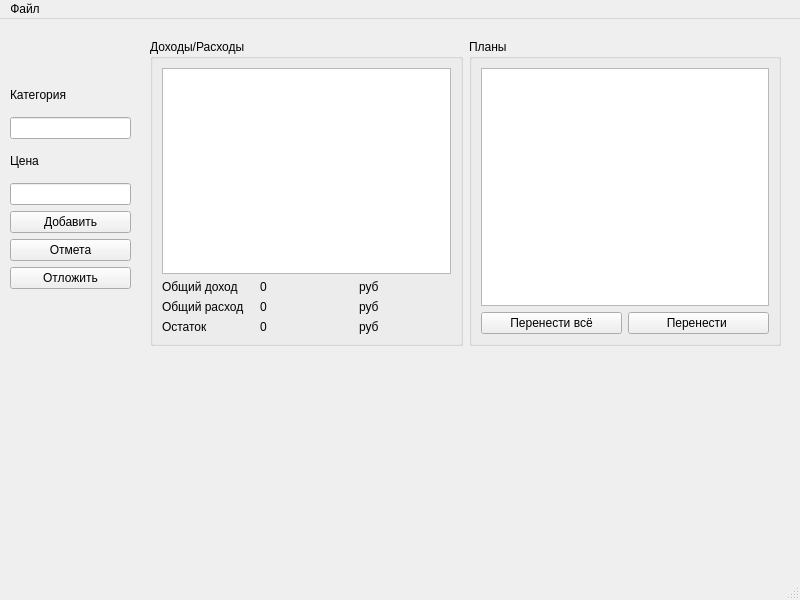
This is mainwindow.ui in AlexeyShulinin/MyProjects as Qt 5 draws it before an edit. The edited form follows.
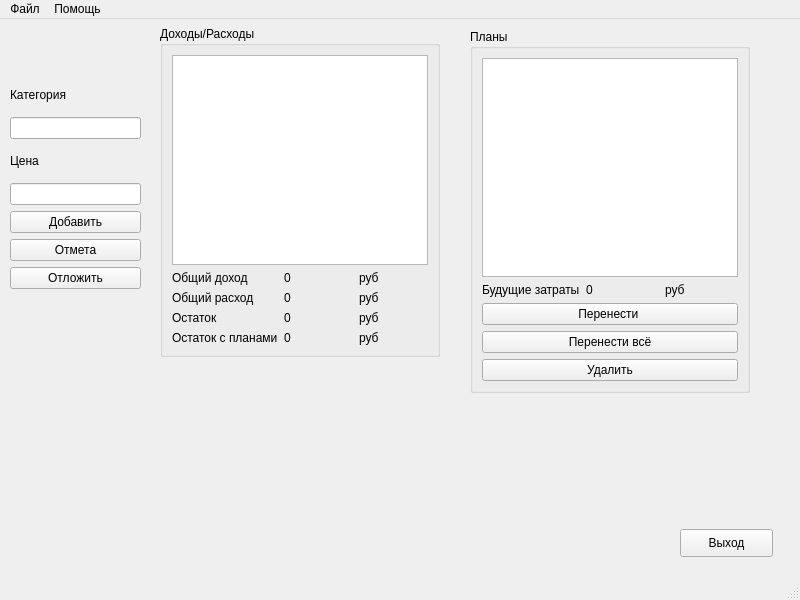
This is the edited form.

```diff
--- a/mainwindow.ui
+++ b/mainwindow.ui
@@ -14,12 +14,211 @@
    <string>MainWindow</string>
   </property>
   <widget class="QWidget" name="centralwidget">
-   <widget class="QWidget" name="">
+   <widget class="QGroupBox" name="groupBox">
+    <property name="geometry">
+     <rect>
+      <x>160</x>
+      <y>7</y>
+      <width>280</width>
+      <height>331</height>
+     </rect>
+    </property>
+    <property name="title">
+     <string>Доходы/Расходы</string>
+    </property>
+    <layout class="QVBoxLayout" name="verticalLayout_5">
+     <item>
+      <widget class="QListWidget" name="listWidget"/>
+     </item>
+     <item>
+      <layout class="QHBoxLayout" name="horizontalLayout_2">
+       <item>
+        <layout class="QVBoxLayout" name="verticalLayout_2">
+         <item>
+          <widget class="QLabel" name="label_Income_2">
+           <property name="text">
+            <string>Общий доход</string>
+           </property>
+          </widget>
+         </item>
+         <item>
+          <widget class="QLabel" name="label_2">
+           <property name="text">
+            <string>Общий расход</string>
+           </property>
+          </widget>
+         </item>
+         <item>
+          <widget class="QLabel" name="label_3">
+           <property name="text">
+            <string>Остаток</string>
+           </property>
+          </widget>
+         </item>
+         <item>
+          <widget class="QLabel" name="label_10">
+           <property name="text">
+            <string>Остаток с планами</string>
+           </property>
+          </widget>
+         </item>
+        </layout>
+       </item>
+       <item>
+        <layout class="QVBoxLayout" name="verticalLayout_3">
+         <item>
+          <widget class="QLabel" name="label_Income">
+           <property name="text">
+            <string>0</string>
+           </property>
+          </widget>
+         </item>
+         <item>
+          <widget class="QLabel" name="label_Spending">
+           <property name="text">
+            <string>0</string>
+           </property>
+          </widget>
+         </item>
+         <item>
+          <widget class="QLabel" name="label_Total">
+           <property name="text">
+            <string>0</string>
+           </property>
+          </widget>
+         </item>
+         <item>
+          <widget class="QLabel" name="label_TotalWithFuture">
+           <property name="text">
+            <string>0</string>
+           </property>
+          </widget>
+         </item>
+        </layout>
+       </item>
+       <item>
+        <layout class="QVBoxLayout" name="verticalLayout_4">
+         <item>
+          <widget class="QLabel" name="label_7">
+           <property name="text">
+            <string>руб</string>
+           </property>
+          </widget>
+         </item>
+         <item>
+          <widget class="QLabel" name="label_8">
+           <property name="text">
+            <string>руб</string>
+           </property>
+          </widget>
+         </item>
+         <item>
+          <widget class="QLabel" name="label_9">
+           <property name="text">
+            <string>руб</string>
+           </property>
+          </widget>
+         </item>
+         <item>
+          <widget class="QLabel" name="label_13">
+           <property name="text">
+            <string>руб</string>
+           </property>
+          </widget>
+         </item>
+        </layout>
+       </item>
+      </layout>
+     </item>
+    </layout>
+   </widget>
+   <widget class="QGroupBox" name="groupBox_2">
+    <property name="geometry">
+     <rect>
+      <x>470</x>
+      <y>10</y>
+      <width>280</width>
+      <height>364</height>
+     </rect>
+    </property>
+    <property name="title">
+     <string>Планы</string>
+    </property>
+    <layout class="QVBoxLayout" name="verticalLayout_10">
+     <item>
+      <widget class="QListWidget" name="listWidget_Plans"/>
+     </item>
+     <item>
+      <layout class="QVBoxLayout" name="verticalLayout">
+       <item>
+        <layout class="QHBoxLayout" name="horizontalLayout">
+         <item>
+          <widget class="QLabel" name="label_6">
+           <property name="text">
+            <string>Будущие затраты</string>
+           </property>
+          </widget>
+         </item>
+         <item>
+          <widget class="QLabel" name="label_FutureSpending">
+           <property name="text">
+            <string>0</string>
+           </property>
+          </widget>
+         </item>
+         <item>
+          <widget class="QLabel" name="label_11">
+           <property name="text">
+            <string>руб</string>
+           </property>
+          </widget>
+         </item>
+        </layout>
+       </item>
+       <item>
+        <widget class="QPushButton" name="add_To_MainList">
+         <property name="text">
+          <string>Перенести </string>
+         </property>
+        </widget>
+       </item>
+       <item>
+        <widget class="QPushButton" name="transferAll">
+         <property name="text">
+          <string>Перенести всё</string>
+         </property>
+        </widget>
+       </item>
+       <item>
+        <widget class="QPushButton" name="DeletePlan">
+         <property name="text">
+          <string>Удалить</string>
+         </property>
+        </widget>
+       </item>
+      </layout>
+     </item>
+    </layout>
+   </widget>
+   <widget class="QPushButton" name="Exit">
+    <property name="geometry">
+     <rect>
+      <x>680</x>
+      <y>510</y>
+      <width>93</width>
+      <height>28</height>
+     </rect>
+    </property>
+    <property name="text">
+     <string>Выход</string>
+    </property>
+   </widget>
+   <widget class="QWidget" name="layoutWidget">
     <property name="geometry">
      <rect>
       <x>10</x>
       <y>60</y>
-      <width>121</width>
+      <width>131</width>
       <height>210</height>
      </rect>
     </property>
@@ -79,139 +278,6 @@
      </item>
     </layout>
    </widget>
-   <widget class="QWidget" name="">
-    <property name="geometry">
-     <rect>
-      <x>150</x>
-      <y>20</y>
-      <width>631</width>
-      <height>307</height>
-     </rect>
-    </property>
-    <layout class="QHBoxLayout" name="horizontalLayout_3">
-     <item>
-      <widget class="QGroupBox" name="groupBox">
-       <property name="title">
-        <string>Доходы/Расходы</string>
-       </property>
-       <layout class="QVBoxLayout" name="verticalLayout_4">
-        <item>
-         <widget class="QListWidget" name="listWidget"/>
-        </item>
-        <item>
-         <layout class="QHBoxLayout" name="horizontalLayout">
-          <item>
-           <layout class="QVBoxLayout" name="verticalLayout_3">
-            <item>
-             <widget class="QLabel" name="label">
-              <property name="text">
-               <string>Общий доход</string>
-              </property>
-             </widget>
-            </item>
-            <item>
-             <widget class="QLabel" name="label_2">
-              <property name="text">
-               <string>Общий расход</string>
-              </property>
-             </widget>
-            </item>
-            <item>
-             <widget class="QLabel" name="label_3">
-              <property name="text">
-               <string>Остаток</string>
-              </property>
-             </widget>
-            </item>
-           </layout>
-          </item>
-          <item>
-           <layout class="QVBoxLayout" name="verticalLayout_2">
-            <item>
-             <widget class="QLabel" name="label_Income">
-              <property name="text">
-               <string>0</string>
-              </property>
-             </widget>
-            </item>
-            <item>
-             <widget class="QLabel" name="label_Spending">
-              <property name="text">
-               <string>0</string>
-              </property>
-             </widget>
-            </item>
-            <item>
-             <widget class="QLabel" name="label_Total">
-              <property name="text">
-               <string>0</string>
-              </property>
-             </widget>
-            </item>
-           </layout>
-          </item>
-          <item>
-           <layout class="QVBoxLayout" name="verticalLayout">
-            <item>
-             <widget class="QLabel" name="label_7">
-              <property name="text">
-               <string>руб</string>
-              </property>
-             </widget>
-            </item>
-            <item>
-             <widget class="QLabel" name="label_8">
-              <property name="text">
-               <string>руб</string>
-              </property>
-             </widget>
-            </item>
-            <item>
-             <widget class="QLabel" name="label_9">
-              <property name="text">
-               <string>руб</string>
-              </property>
-             </widget>
-            </item>
-           </layout>
-          </item>
-         </layout>
-        </item>
-       </layout>
-      </widget>
-     </item>
-     <item>
-      <widget class="QGroupBox" name="groupBox_2">
-       <property name="title">
-        <string>Планы</string>
-       </property>
-       <layout class="QVBoxLayout" name="verticalLayout_5">
-        <item>
-         <widget class="QListWidget" name="listWidget_Plans"/>
-        </item>
-        <item>
-         <layout class="QHBoxLayout" name="horizontalLayout_2">
-          <item>
-           <widget class="QPushButton" name="transferAll">
-            <property name="text">
-             <string>Перенести всё</string>
-            </property>
-           </widget>
-          </item>
-          <item>
-           <widget class="QPushButton" name="add_To_MainList">
-            <property name="text">
-             <string>Перенести </string>
-            </property>
-           </widget>
-          </item>
-         </layout>
-        </item>
-       </layout>
-      </widget>
-     </item>
-    </layout>
-   </widget>
   </widget>
   <widget class="QMenuBar" name="menubar">
    <property name="geometry">
@@ -246,7 +312,14 @@
     <addaction name="menu_3"/>
     <addaction name="action_Exit"/>
    </widget>
+   <widget class="QMenu" name="menu_4">
+    <property name="title">
+     <string>Помощь</string>
+    </property>
+    <addaction name="Instruction"/>
+   </widget>
    <addaction name="menu"/>
+   <addaction name="menu_4"/>
   </widget>
   <widget class="QStatusBar" name="statusbar"/>
   <action name="action_Exit">
```
Left out of the diff: 20 changed lines with no effect on the pictures.
